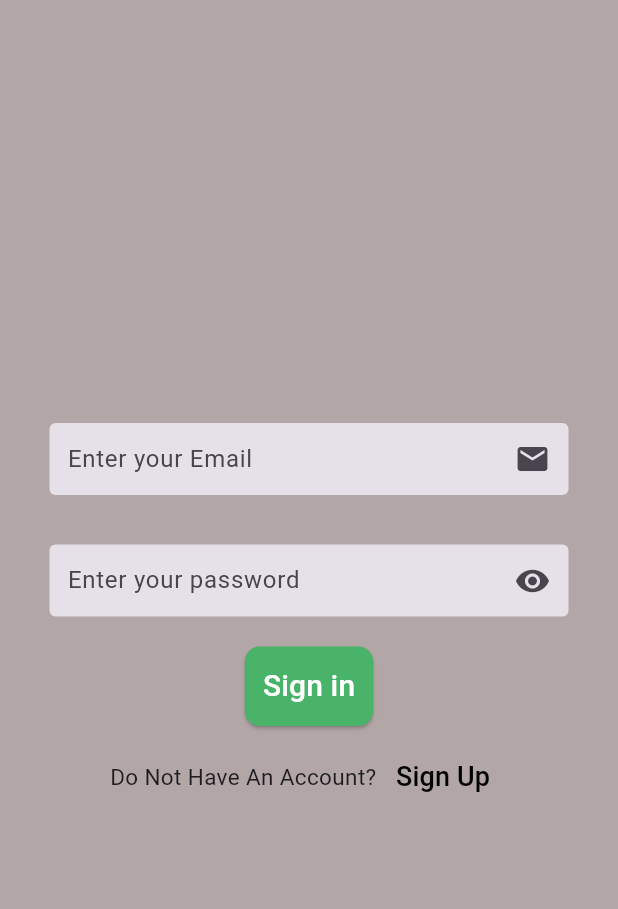
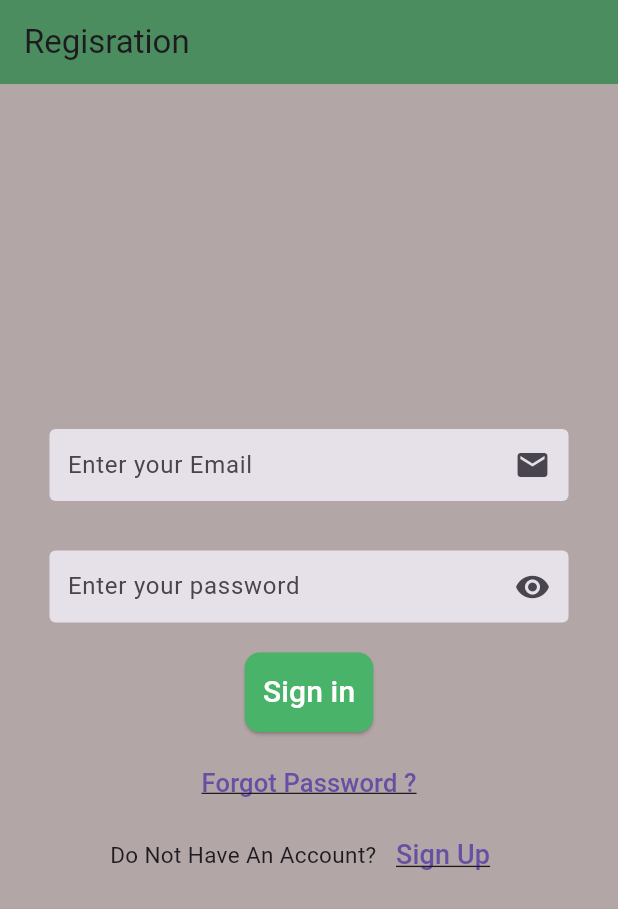
Before and after one commit to chadijawad/mini_ecommerce_app, a Flutter app: the screen it shows after launch, after a tap on "Sign Up", after a tap on "Sign In", on a phone screen of 412 x 824 dp. Shown: the top 909 px of the screen. Run offline on Flutter 3.47's test engine with Material 3 defaults, Android fonts, the phone set to English and light mode, and no system bars; our stand-ins replace firebase_auth, firebase_core; accounts and stored records are empty.

Commit message:
forgot password (design)

```diff
--- a/lib/pages/login.dart
+++ b/lib/pages/login.dart
@@ -3,10 +3,11 @@ import 'package:flutter/material.dart';
 import 'package:mini_ecommerce_app/constant/colors.dart';
 import 'package:mini_ecommerce_app/constant/snackbar.dart';
 import 'package:mini_ecommerce_app/constant/textfield.dart';
+import 'package:mini_ecommerce_app/pages/forgot_password.dart';
 import 'package:mini_ecommerce_app/pages/register.dart';
 
 class Login extends StatefulWidget {
-  Login({super.key});
+  const Login({super.key});
 
   @override
   State<Login> createState() => _LoginState();
@@ -62,6 +63,10 @@ class _LoginState extends State<Login> {
   Widget build(BuildContext context) {
     return SafeArea(
       child: Scaffold(
+        appBar: AppBar(
+          title: const Text('Regisration'),
+          backgroundColor: appbarGreen,
+        ),
         backgroundColor: const Color.fromARGB(255, 179, 166, 166),
         body: Center(
           child: Padding(
@@ -73,7 +78,8 @@ class _LoginState extends State<Login> {
                   controller: emailController,
                   decoration: decorationTextfield.copyWith(
                     hintText: 'Enter your Email',
-                      suffixIcon: const Icon(Icons.email)),
+                    suffixIcon: const Icon(Icons.email),
+                  ),
                 ),
                 const SizedBox(
                   height: 33,
@@ -90,7 +96,9 @@ class _LoginState extends State<Login> {
                       },
                       icon: isObscure
                           ? const Icon(Icons.visibility)
-                              : const Icon(Icons.visibility_off))),
+                          : const Icon(Icons.visibility_off),
+                    ),
+                  ),
                   obscureText: isObscure,
                 ),
                 const SizedBox(
@@ -123,6 +131,20 @@ class _LoginState extends State<Login> {
                 const SizedBox(
                   height: 10,
                 ),
+                TextButton(
+                  onPressed: () {
+                    Navigator.of(context).push(
+                      MaterialPageRoute(
+                        builder: (context) =>  ForgotPassword(),
+                      ),
+                    );
+                  },
+                  child: const Text(
+                    'Forgot Password ?',
+                    style: TextStyle(
+                        fontSize: 17, decoration: TextDecoration.underline),
+                  ),
+                ),
                 Row(
                   mainAxisAlignment: MainAxisAlignment.center,
                   children: [
@@ -143,7 +165,8 @@ class _LoginState extends State<Login> {
                       },
                       child: const Text(
                         'Sign Up',
-                        style: TextStyle(color: Colors.black, fontSize: 18),
+                        style: TextStyle(
+                            fontSize: 18, decoration: TextDecoration.underline),
                       ),
                     ),
                   ],
--- a/lib/pages/register.dart
+++ b/lib/pages/register.dart
@@ -50,8 +50,6 @@ class _RegisterState extends State<Register> {
   }
 
   register() async {
-
-
     setState(() {
       isloading = true;
     });
@@ -99,6 +97,10 @@ class _RegisterState extends State<Register> {
   Widget build(BuildContext context) {
     return SafeArea(
       child: Scaffold(
+        appBar: AppBar(
+          title: const Text('Sign Up'),
+          backgroundColor: appbarGreen,
+        ),
         backgroundColor: const Color.fromARGB(255, 179, 166, 166),
         body: Center(
           child: Padding(
@@ -350,13 +352,13 @@ class _RegisterState extends State<Register> {
                         onPressed: () {
                           Navigator.of(context).pushReplacement(
                             MaterialPageRoute(
-                              builder: (context) => Login(),
+                              builder: (context) => const Login(),
                             ),
                           );
                         },
                         child: const Text(
                           'Sign In',
-                          style: TextStyle(color: Colors.black, fontSize: 18),
+                          style: TextStyle( fontSize: 18,decoration: TextDecoration.underline),
                         ),
                       ),
                     ],
```
Also changed, not shown: lib/pages/forgot_password.dart (added, +96 -0 lines). Lines whose indentation alone changed are shown as unchanged.
